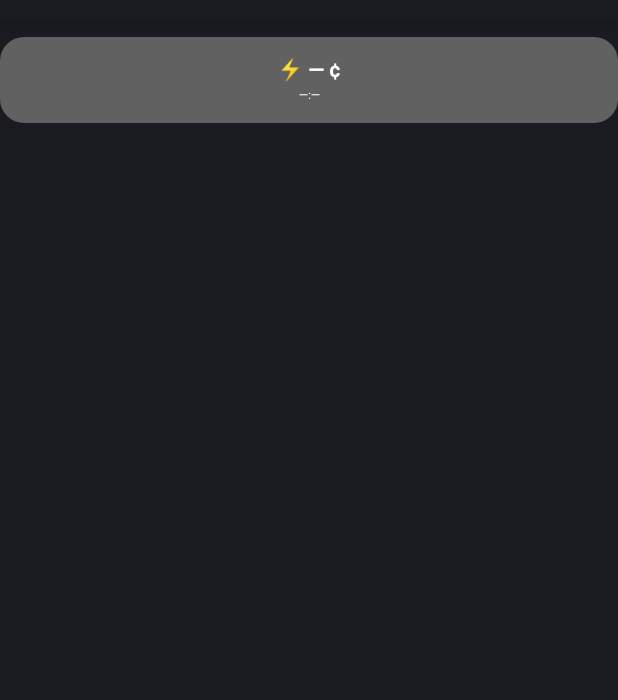
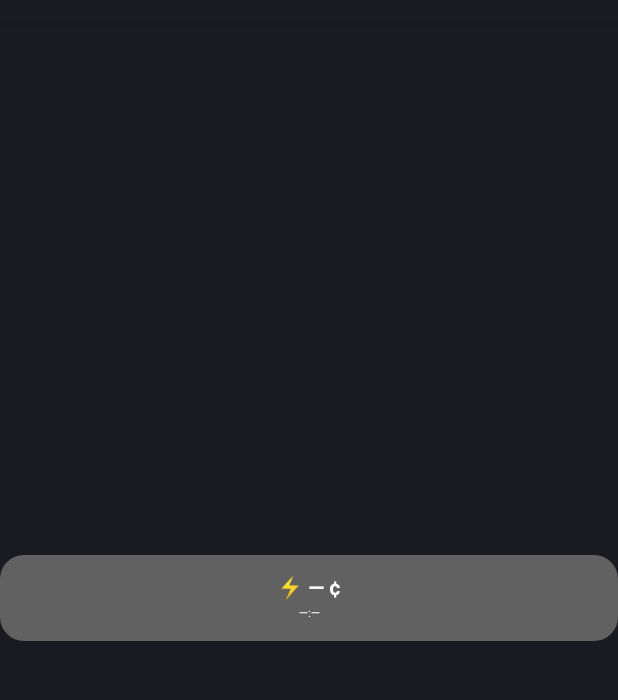
Before and after one commit to csande/comed-price-android-widgets, an Android app: the layout price_widget.xml on its own in the app's theme, with its tools: preview values and no code run, on a phone screen of 412 x 824 dp, the part 62-762 px from its top. Run offline under Robolectric (Android 15) with nearby library versions, the phone set to English and light mode, and no system bars.

Commit message:
Center single-cell widget in cell rather than hard-coding the positioning

```diff
--- a/app/src/main/res/layout/price_widget.xml
+++ b/app/src/main/res/layout/price_widget.xml
@@ -3,14 +3,16 @@
     android:layout_width="match_parent"
     android:layout_height="match_parent">
 
+    <!-- Centered in the widget's cell, both horizontally and vertically,
+         so the placement doesn't depend on any one device's cell size or
+         home screen grid (4x4, 5x5, etc.). The previous version used
+         layout_gravity="top" with a hardcoded top margin tuned to align
+         with app icons on a specific phone. -->
     <FrameLayout
         android:id="@+id/widget_root"
         android:layout_width="match_parent"
         android:layout_height="wrap_content"
-        android:layout_gravity="top"
-        android:layout_marginTop="10.2dp"
-        android:layout_marginStart="0dp"
-        android:layout_marginEnd="0dp"
+        android:layout_gravity="center"
         android:background="@drawable/widget_background_unknown">
 
         <LinearLayout
```
